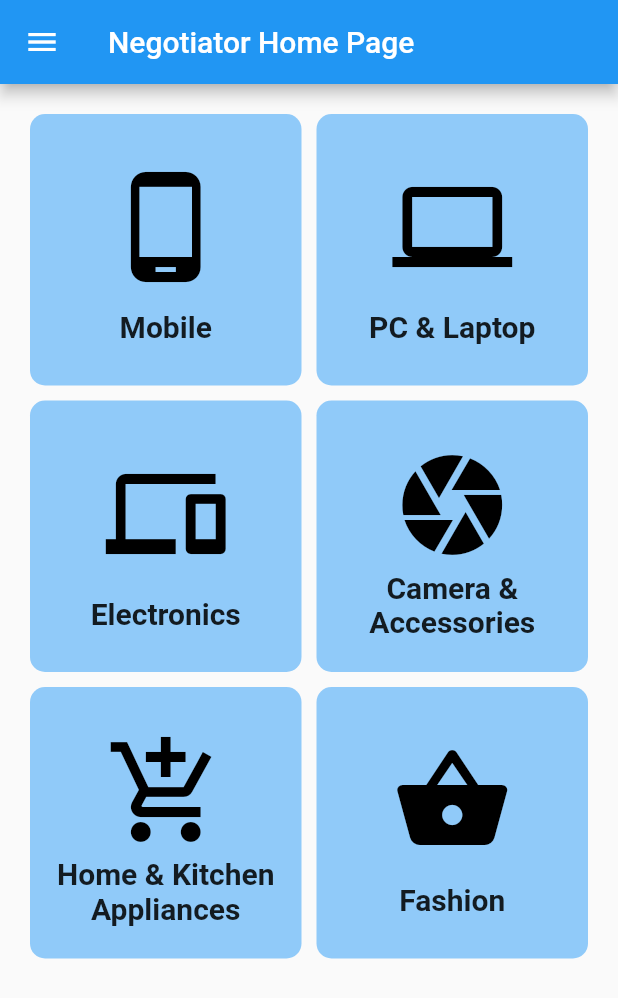
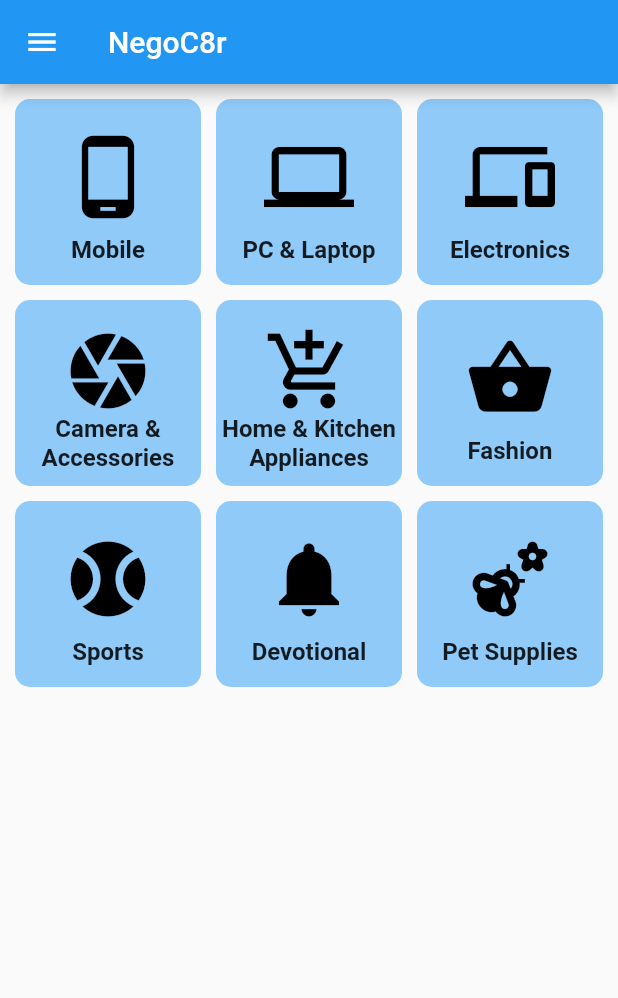
Before and after one commit to sameerss143/negoc8r_customer, a Flutter app: the ProductCatalog screen opened by its route, on a phone screen of 412 x 824 dp. Shown: the top 998 px of the screen. Run offline on Flutter 3.47's test engine with Material 2 defaults, Android fonts, the phone set to English and light mode, and no system bars; our stand-ins replace carousel_slider, cloud_firestore, firebase_auth, firebase_core, flutter_signin_button, google_sign_in and 1 more; missing offline and left inert: dart:ffi; accounts and stored records are empty.

Commit message:
prouduct category addition

```diff
--- a/lib/Pages/Customer/AccountHome.dart
+++ b/lib/Pages/Customer/AccountHome.dart
@@ -77,7 +77,14 @@ class _CustomerAccountHomeState extends State<CustomerAccountHome> {
                     String city = location.data()['city'];
                     String area = location.data()['area'];
                     String subArea = location.data()['subArea'];
-                    return Text('Location: $city > $area > $subArea');
+                    if (city != null && area != null && subArea != null) {
+                      return Text('Location: $city > $area > $subArea');
+                    } else {
+                      return Text(
+                        'Please set the location.',
+                        style: TextStyle(color: Colors.red),
+                      );
+                    }
                   },
                 ),
                 SizedBox(height: 20.0),
--- a/lib/Pages/ProductCatalog/ProductCatalog.dart
+++ b/lib/Pages/ProductCatalog/ProductCatalog.dart
@@ -71,14 +71,14 @@ class ProductCatalog extends StatelessWidget {
         ),
       ), */
       appBar: AppBar(
-        title: Text('Negotiator Home Page'),
+        title: Text('NegoC8r'),
       ),
       body: (GridView.count(
         primary: false,
-        padding: const EdgeInsets.all(20),
+        padding: const EdgeInsets.all(10),
         crossAxisSpacing: 10,
         mainAxisSpacing: 10,
-        crossAxisCount: 2,
+        crossAxisCount: 3,
         children: <Widget>[
           Container(
             //color: Colors.blue[200],
@@ -95,7 +95,7 @@ class ProductCatalog extends StatelessWidget {
                   icon: Icon(
                     Icons.phone_android,
                     color: Colors.black,
-                    size: 80.0,
+                    size: 60.0,
                   ),
                   onPressed: () {
                     Navigator.push(
@@ -120,7 +120,7 @@ class ProductCatalog extends StatelessWidget {
                   'Mobile',
                   textAlign: TextAlign.center,
                   style: TextStyle(
-                    fontSize: 20.0,
+                    fontSize: 16.0,
                     fontWeight: FontWeight.bold,
                   ),
                 ),
@@ -162,7 +162,7 @@ class ProductCatalog extends StatelessWidget {
                   icon: Icon(
                     Icons.laptop,
                     color: Colors.black,
-                    size: 80.0,
+                    size: 60.0,
                   ),
                   //onPressed: _openProductList(context, 'laptop'),
                   onPressed: () {
@@ -187,7 +187,7 @@ class ProductCatalog extends StatelessWidget {
                   'PC & Laptop',
                   textAlign: TextAlign.center,
                   style: TextStyle(
-                    fontSize: 20.0,
+                    fontSize: 16.0,
                     fontWeight: FontWeight.bold,
                   ),
                 ),
@@ -208,7 +208,7 @@ class ProductCatalog extends StatelessWidget {
                   icon: Icon(
                     Icons.devices,
                     color: Colors.black,
-                    size: 80.0,
+                    size: 60.0,
                   ),
                   onPressed: () {
                     Navigator.push(
@@ -225,7 +225,7 @@ class ProductCatalog extends StatelessWidget {
                   'Electronics',
                   textAlign: TextAlign.center,
                   style: TextStyle(
-                    fontSize: 20.0,
+                    fontSize: 16.0,
                     fontWeight: FontWeight.bold,
                   ),
                 ),
@@ -246,7 +246,7 @@ class ProductCatalog extends StatelessWidget {
                   icon: Icon(
                     Icons.camera,
                     color: Colors.black,
-                    size: 80.0,
+                    size: 60.0,
                   ),
                   onPressed: () {
                     Navigator.push(
@@ -263,7 +263,7 @@ class ProductCatalog extends StatelessWidget {
                   'Camera & Accessories',
                   textAlign: TextAlign.center,
                   style: TextStyle(
-                    fontSize: 20.0,
+                    fontSize: 16.0,
                     fontWeight: FontWeight.bold,
                   ),
                 ),
@@ -285,7 +285,7 @@ class ProductCatalog extends StatelessWidget {
                   icon: Icon(
                     Icons.add_shopping_cart,
                     color: Colors.black,
-                    size: 80.0,
+                    size: 60.0,
                   ),
                   onPressed: () {
                     Navigator.push(
@@ -303,7 +303,7 @@ class ProductCatalog extends StatelessWidget {
                   'Home & Kitchen Appliances',
                   textAlign: TextAlign.center,
                   style: TextStyle(
-                    fontSize: 20.0,
+                    fontSize: 16.0,
                     fontWeight: FontWeight.bold,
                   ),
                 ),
@@ -324,7 +324,7 @@ class ProductCatalog extends StatelessWidget {
                   icon: Icon(
                     Icons.shopping_basket,
                     color: Colors.black,
-                    size: 80.0,
+                    size: 60.0,
                     semanticLabel: 'Fashion',
                   ),
                   onPressed: () {
@@ -345,7 +345,133 @@ class ProductCatalog extends StatelessWidget {
                   'Fashion',
                   textAlign: TextAlign.center,
                   style: TextStyle(
-                    fontSize: 20.0,
+                    fontSize: 16.0,
+                    fontWeight: FontWeight.bold,
+                  ),
+                ),
+              ],
+            ),
+          ),
+          //Sports
+          Container(
+            decoration: BoxDecoration(
+              borderRadius: BorderRadius.circular(10.0),
+              color: Colors.blue[200],
+            ),
+            child: Column(
+              mainAxisAlignment: MainAxisAlignment.spaceAround,
+              crossAxisAlignment: CrossAxisAlignment.stretch,
+              children: <Widget>[
+                IconButton(
+                  icon: Icon(
+                    Icons.sports_baseball,
+                    color: Colors.black,
+                    size: 60.0,
+                    semanticLabel: 'Sports',
+                  ),
+                  onPressed: () {
+                    Navigator.push(
+                      context,
+                      MaterialPageRoute(
+                        builder: (context) => ProductListPage(
+                          productCategory: 'Sports',
+                        ),
+                      ),
+                    );
+                  },
+                ),
+                // SizedBox(
+                //   height: 5.0,
+                // ),
+                Text(
+                  'Sports',
+                  textAlign: TextAlign.center,
+                  style: TextStyle(
+                    fontSize: 16.0,
+                    fontWeight: FontWeight.bold,
+                  ),
+                ),
+              ],
+            ),
+          ),
+          //Devotional
+          Container(
+            decoration: BoxDecoration(
+              borderRadius: BorderRadius.circular(10.0),
+              color: Colors.blue[200],
+            ),
+            child: Column(
+              mainAxisAlignment: MainAxisAlignment.spaceAround,
+              crossAxisAlignment: CrossAxisAlignment.stretch,
+              children: <Widget>[
+                IconButton(
+                  icon: Icon(
+                    Icons.notifications,
+                    color: Colors.black,
+                    size: 60.0,
+                    semanticLabel: 'Devotional',
+                  ),
+                  onPressed: () {
+                    Navigator.push(
+                      context,
+                      MaterialPageRoute(
+                        builder: (context) => ProductListPage(
+                          productCategory: 'Devotional',
+                        ),
+                      ),
+                    );
+                  },
+                ),
+                // SizedBox(
+                //   height: 5.0,
+                // ),
+                Text(
+                  'Devotional',
+                  textAlign: TextAlign.center,
+                  style: TextStyle(
+                    fontSize: 16.0,
+                    fontWeight: FontWeight.bold,
+                  ),
+                ),
+              ],
+            ),
+          ),
+          //pet supplies
+          Container(
+            decoration: BoxDecoration(
+              borderRadius: BorderRadius.circular(10.0),
+              color: Colors.blue[200],
+            ),
+            child: Column(
+              mainAxisAlignment: MainAxisAlignment.spaceAround,
+              crossAxisAlignment: CrossAxisAlignment.stretch,
+              children: <Widget>[
+                IconButton(
+                  icon: Icon(
+                    Icons.emoji_nature,
+                    color: Colors.black,
+                    size: 60.0,
+                    semanticLabel: 'Pet Supplies',
+                  ),
+                  onPressed: () {
+                    Navigator.push(
+                      context,
+                      MaterialPageRoute(
+                        builder: (context) => ProductListPage(
+                          productCategory: 'Pet Supplies',
+                        ),
+                      ),
+                    );
+                  },
+                ),
+                // SizedBox(
+                //   height: 5.0,
+                // ),
+                Text(
+                  'Pet Supplies',
+                  textAlign: TextAlign.center,
+                  style: TextStyle(
+                    fontSize: 16.0,
                     fontWeight: FontWeight.bold,
                   ),
                 ),
--- a/lib/Pages/ProductCatalog/ProductPage.dart
+++ b/lib/Pages/ProductCatalog/ProductPage.dart
@@ -154,7 +154,14 @@ class _ProductPageState extends State<ProductPage> {
                         String city = location.data()['city'];
                         String area = location.data()['area'];
                         String subArea = location.data()['subArea'];
-                        return Text('Location: $city > $area > $subArea');
+                        if (city != null && area != null && subArea != null) {
+                          return Text('Location: $city > $area > $subArea');
+                        } else {
+                          return Text(
+                            'Please set the location.',
+                            style: TextStyle(color: Colors.red),
+                          );
+                        }
                       },
                     ),
                     IconButton(
```
